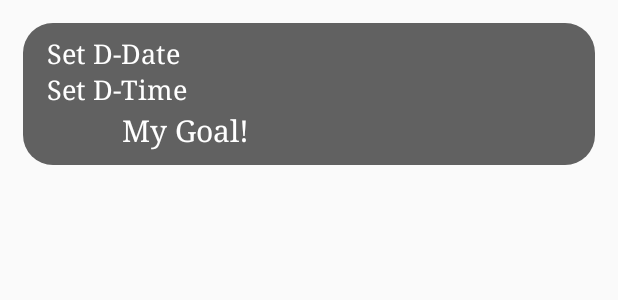
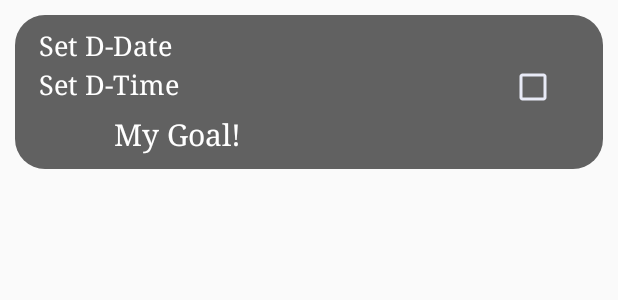
Before and after one commit to cvam77/Reminder, an Android app: the layout each_goal_layout.xml on its own in the app's theme, with its tools: preview values and no code run, on a phone screen of 412 x 824 dp. Shown: the top 300 px of the screen. Run offline under Robolectric (Android 15) with nearby library versions, the phone set to English and light mode, and no system bars.

Commit message:
17th Sep

```diff
--- a/app/src/main/java/com/example/reminder/GoalAdapter.java
+++ b/app/src/main/java/com/example/reminder/GoalAdapter.java
@@ -63,11 +63,11 @@ public class GoalAdapter extends RecyclerView.Adapter<GoalAdapter.GoalViewHolder
 
         if(eachGoal.isNearestToTodayDate())
         {
-            holder.itemView.setBackgroundColor(ContextCompat.getColor(mContext, R.color.accent));
+            holder.itemView.setBackground(mContext.getResources().getDrawable(R.drawable.nearestday_round_corners));
         }
         else
         {
-            holder.itemView.setBackgroundColor(ContextCompat.getColor(mContext, R.color.colorPrimary));
+            holder.itemView.setBackground(mContext.getResources().getDrawable(R.drawable.round_corners));
         }
 
         holder.mTvGoalDetail.setText(goalDetail);
--- /dev/null
+++ b/app/src/main/res/drawable/nearestday_round_corners.xml
@@ -0,0 +1,5 @@
+<?xml version="1.0" encoding="utf-8"?>
+<shape xmlns:android="http://schemas.android.com/apk/res/android">
+    <corners android:radius="20dp" />
+    <solid android:color="#9E9E9E" />
+</shape>
--- a/app/src/main/res/layout/each_goal_layout.xml
+++ b/app/src/main/res/layout/each_goal_layout.xml
@@ -10,8 +10,10 @@
     android:paddingRight="16dp"
     android:paddingTop="8dp"
     android:background="@drawable/round_corners"
-    android:layout_margin="15dp"
+    android:layout_margin="10dp"
     >
+
+
 
     <TextView
         android:layout_width="wrap_content"
@@ -24,6 +26,12 @@
         android:textSize="18sp"
         />
 
+    <LinearLayout
+        android:layout_width="match_parent"
+        android:layout_height="wrap_content"
+        android:orientation="horizontal"
+        >
+
         <TextView
             android:id="@+id/tvDeadlineTime"
             style="@style/TextAppearance.AppCompat.Medium"
@@ -34,6 +42,16 @@
             android:fontFamily="serif"
             android:textSize="18sp"
             />
+
+        <CheckBox
+            android:layout_width="wrap_content"
+            android:layout_height="wrap_content"
+            android:buttonTint="#E8EAF6"
+            android:layout_marginLeft="220dp"
+            />
+    </LinearLayout>
+
+
 
     <TextView
         android:layout_width="wrap_content"
```
Lines whose indentation alone changed are shown as unchanged.
